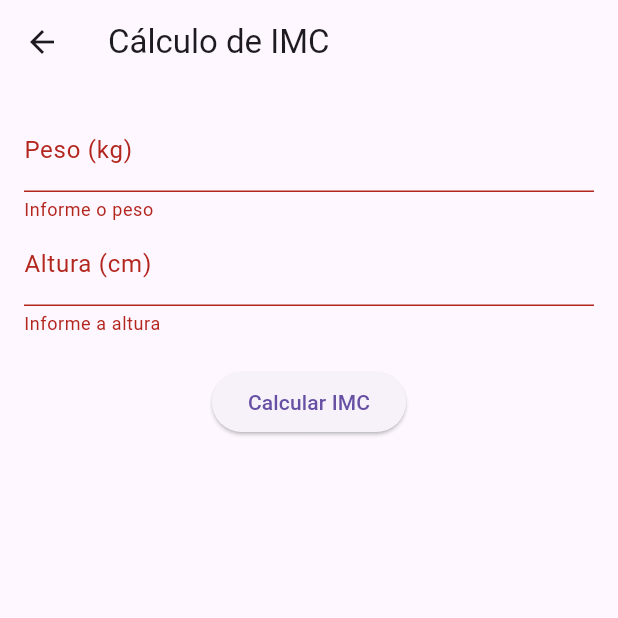
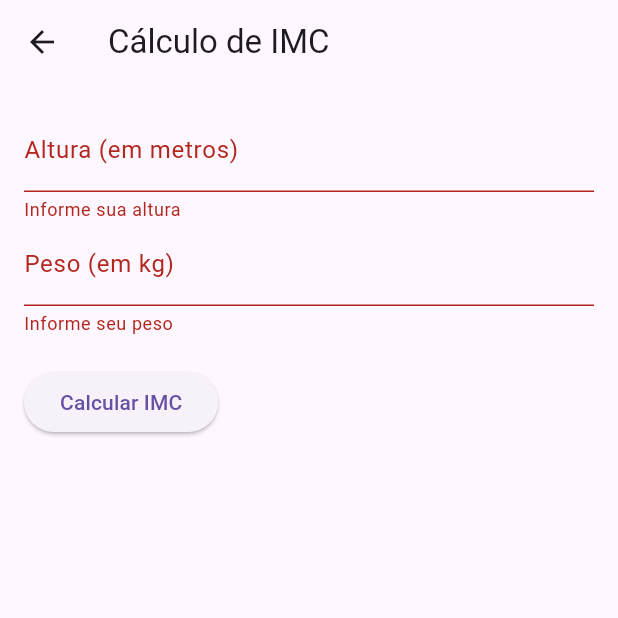
Before and after one commit to levi13/saudebahia, a Flutter app: the ImcScreen screen opened directly, after a tap on "Calcular IMC", on a phone screen of 412 x 824 dp, the top half of it. Run offline on Flutter 3.47's test engine with Material 3 defaults, Android fonts, the phone set to English and light mode, and no system bars; our stand-ins replace sqflite; accounts and stored records are empty; statements that could not run were skipped.

Commit message:
Update imc_screen.dart

```diff
--- a/lib/screens/imc_screen.dart
+++ b/lib/screens/imc_screen.dart
@@ -1,5 +1,6 @@
 import 'package:flutter/material.dart';
-import 'dart:math';
+import 'package:intl/intl.dart';
+import '../db/database_helper.dart';
 
 class ImcScreen extends StatefulWidget {
   const ImcScreen({super.key});
@@ -10,38 +11,39 @@ class ImcScreen extends StatefulWidget {
 
 class _ImcScreenState extends State<ImcScreen> {
   final _formKey = GlobalKey<FormState>();
+  final TextEditingController _alturaController = TextEditingController();
   final TextEditingController _pesoController = TextEditingController();
-  final TextEditingController _alturaController = TextEditingController();
-
-  double? _imc;
+  double? _resultadoIMC;
   String? _classificacao;
 
-  void _calcularImc() {
+  Future<void> _calcularERegistrarIMC() async {
     if (_formKey.currentState!.validate()) {
-      final peso = double.parse(_pesoController.text);
-      final alturaCm = double.parse(_alturaController.text);
-      final alturaM = alturaCm / 100;
+      final double altura = double.parse(_alturaController.text);
+      final double peso = double.parse(_pesoController.text);
+      final double imc = peso / (altura * altura);
 
-      final imc = peso / pow(alturaM, 2);
       String classificacao;
-
       if (imc < 18.5) {
         classificacao = 'Abaixo do peso';
       } else if (imc < 25) {
-        classificacao = 'Peso normal';
+        classificacao = 'Peso ideal';
       } else if (imc < 30) {
         classificacao = 'Sobrepeso';
-      } else if (imc < 35) {
-        classificacao = 'Obesidade grau I';
-      } else if (imc < 40) {
-        classificacao = 'Obesidade grau II';
       } else {
-        classificacao = 'Obesidade grau III';
+        classificacao = 'Obesidade';
       }
 
       setState(() {
-        _imc = imc;
+        _resultadoIMC = imc;
         _classificacao = classificacao;
+      });
+
+      final db = await DatabaseHelper().database;
+      await db.insert('imc_resultados', {
+        'altura': altura,
+        'peso': peso,
+        'imc': imc,
+        'data': DateFormat('yyyy-MM-dd HH:mm:ss').format(DateTime.now()),
       });
     }
   }
@@ -51,44 +53,36 @@ class _ImcScreenState extends State<ImcScreen> {
     return Scaffold(
       appBar: AppBar(title: const Text('Cálculo de IMC')),
       body: Padding(
-        padding: const EdgeInsets.all(16.0),
+        padding: const EdgeInsets.all(16),
         child: Form(
           key: _formKey,
           child: Column(
+            crossAxisAlignment: CrossAxisAlignment.start,
             children: [
+              TextFormField(
+                controller: _alturaController,
+                keyboardType: TextInputType.number,
+                decoration: const InputDecoration(labelText: 'Altura (em metros)'),
+                validator: (val) => val!.isEmpty ? 'Informe sua altura' : null,
+              ),
               TextFormField(
                 controller: _pesoController,
                 keyboardType: TextInputType.number,
-                decoration: const InputDecoration(labelText: 'Peso (kg)'),
-                validator: (value) =>
-                    value == null || value.isEmpty ? 'Informe o peso' : null,
-              ),
-              TextFormField(
-                controller: _alturaController,
-                keyboardType: TextInputType.number,
-                decoration: const InputDecoration(labelText: 'Altura (cm)'),
-                validator: (value) =>
-                    value == null || value.isEmpty ? 'Informe a altura' : null,
+                decoration: const InputDecoration(labelText: 'Peso (em kg)'),
+                validator: (val) => val!.isEmpty ? 'Informe seu peso' : null,
               ),
               const SizedBox(height: 20),
               ElevatedButton(
-                onPressed: _calcularImc,
+                onPressed: _calcularERegistrarIMC,
                 child: const Text('Calcular IMC'),
               ),
               const SizedBox(height: 20),
-              if (_imc != null)
-                Column(
-                  children: [
-                    Text(
-                      'IMC: ${_imc!.toStringAsFixed(2)}',
-                      style: const TextStyle(fontSize: 18, fontWeight: FontWeight.bold),
-                    ),
-                    Text(
-                      'Classificação: $_classificacao',
-                      style: const TextStyle(fontSize: 16),
-                    ),
-                  ],
-                ),
+              if (_resultadoIMC != null) ...[
+                Text('IMC: ${_resultadoIMC!.toStringAsFixed(2)}',
+                    style: const TextStyle(fontSize: 18)),
+                Text('Classificação: $_classificacao',
+                    style: const TextStyle(fontSize: 18)),
+              ]
             ],
           ),
         ),
```
